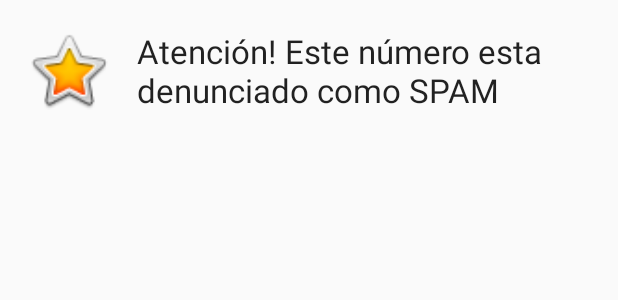
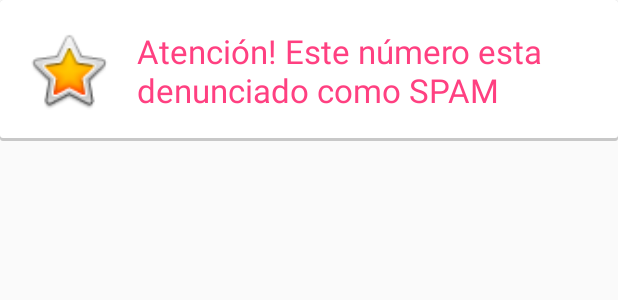
Before and after one commit to emilioeduardob/listahu-android, an Android app: the layout toast_warning.xml on its own in the app's theme, with its tools: preview values and no code run, on a phone screen of 412 x 824 dp. Shown: the top 300 px of the screen. Run offline under Robolectric (Android 15) with nearby library versions, the phone set to English and light mode, and no system bars.

Commit message:
Mejorar custom toast

```diff
--- a/app/src/main/java/com/dotech_hosting/listahu/MainActivity.java
+++ b/app/src/main/java/com/dotech_hosting/listahu/MainActivity.java
@@ -14,6 +14,7 @@ import android.widget.Button;
 
 import com.dotech_hosting.listahu.services.CallDetectService;
 import com.dotech_hosting.listahu.services.CallHelper;
+import com.dotech_hosting.listahu.support.UIHelpers;
 
 import butterknife.Bind;
 import butterknife.ButterKnife;
@@ -47,10 +48,12 @@ public class MainActivity extends AppCompatActivity {
         Intent i = new Intent(this, CallDetectService.class);
         if (running) {
             Log.d(TAG, "Estaba corriendo");
+            UIHelpers.showToast("Deteniendo servicio");
             stopService(i);
             bnToggleService.setText("Iniciar Servicio");
         } else {
             Log.d(TAG, "NO Estaba corriendo");
+            UIHelpers.showToast("Iniciando servicio");
             startService(i);
             bnToggleService.setText("Detener Servicio");
         }
--- /dev/null
+++ b/app/src/main/res/drawable/fondo_toast.xml
@@ -0,0 +1,20 @@
+<?xml version="1.0" encoding="utf-8"?>
+<layer-list xmlns:android="http://schemas.android.com/apk/res/android">
+    <item>
+        <shape android:shape="rectangle">
+            <solid android:color="#CABBBBBB"/>
+            <corners android:radius="2dp" />
+        </shape>
+    </item>
+
+    <item
+        android:left="0dp"
+        android:right="0dp"
+        android:top="0dp"
+        android:bottom="2dp">
+        <shape android:shape="rectangle">
+            <solid android:color="@android:color/white"/>
+            <corners android:radius="2dp" />
+        </shape>
+    </item>
+</layer-list>
--- a/app/src/main/res/layout/toast_warning.xml
+++ b/app/src/main/res/layout/toast_warning.xml
@@ -3,6 +3,7 @@
     android:layout_width="match_parent"
     android:layout_height="wrap_content"
     android:padding="@dimen/activity_horizontal_margin"
+    android:background="@drawable/fondo_toast"
     android:orientation="horizontal">
 
     <ImageView
@@ -16,6 +17,7 @@
         android:paddingLeft="@dimen/activity_horizontal_margin"
         android:layout_width="fill_parent"
         android:layout_height="wrap_content"
+        android:textColor="@color/colorAccent"
         android:text="Atención! Este número esta denunciado como SPAM"
         android:textAppearance="?android:attr/textAppearanceLarge"
         android:layout_gravity="center_vertical" />
```
